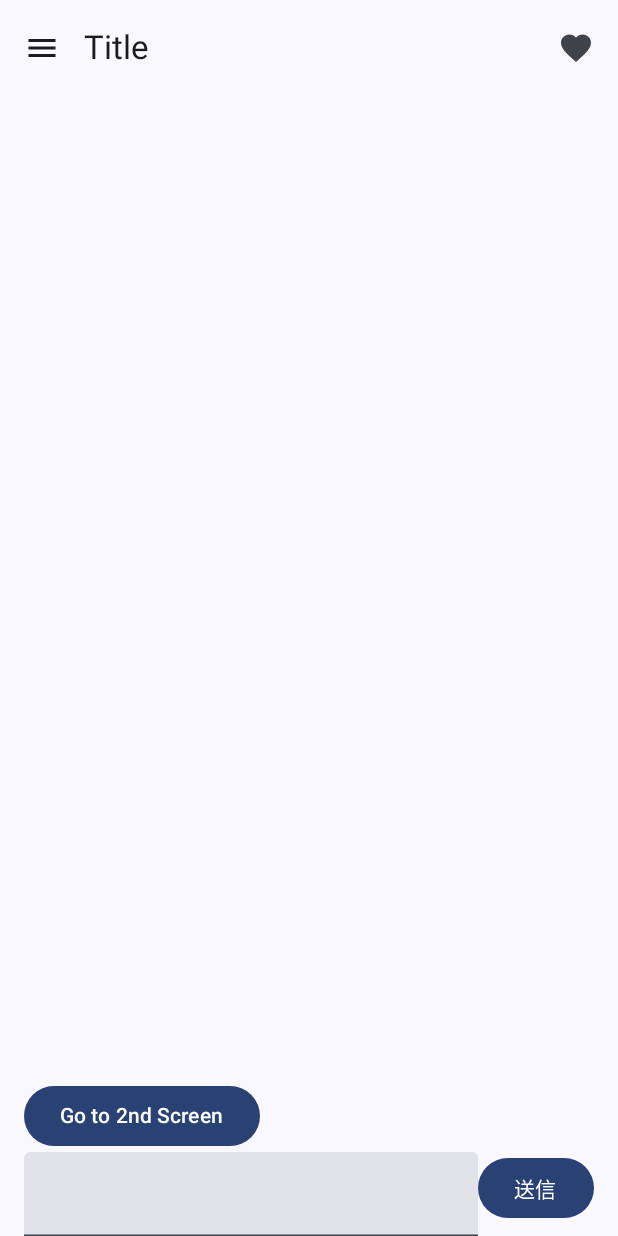
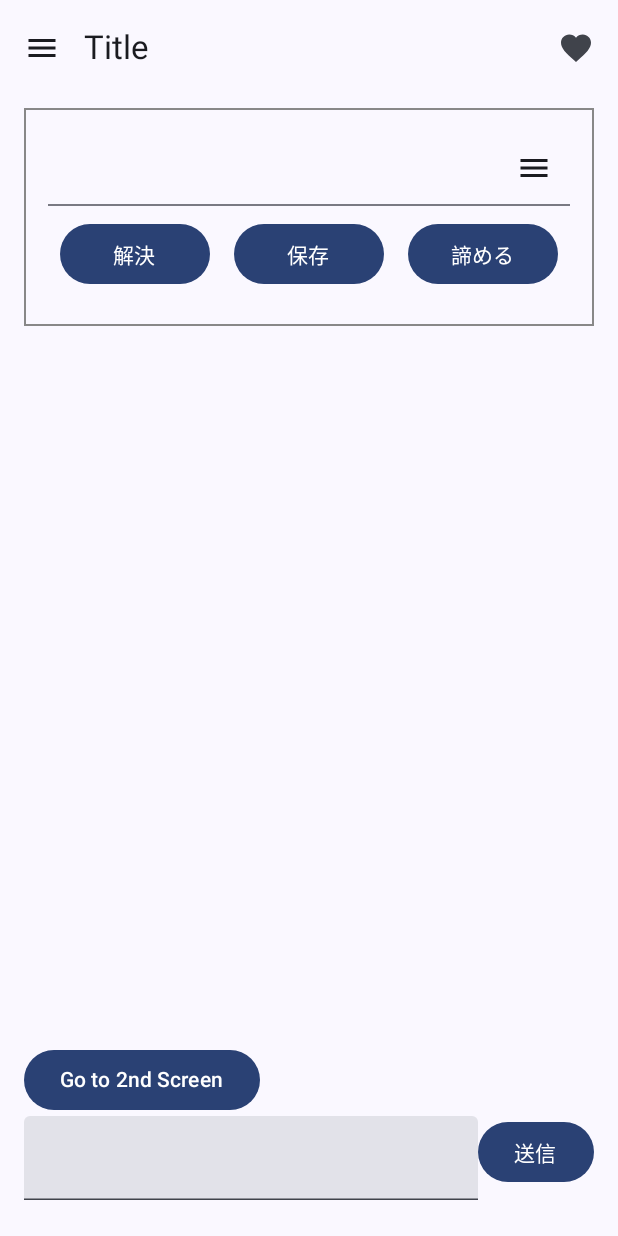
Before and after one commit to ZeNrA000LOVE/stress-table-android, an Android app built with Jetpack Compose: the screen it shows after launch (MainActivity), after a tap on "送信", on a phone screen of 412 x 824 dp. Run offline under Robolectric (Android 15) with nearby library versions, the phone set to English and light mode, and no system bars; our stand-ins replace Dagger/Hilt's generated code.

Commit message:
button　Ui実装

```diff
--- /dev/null
+++ b/app/src/main/java/com/example/stress_table_android/main/ButtonTypes.kt
@@ -0,0 +1,7 @@
+package com.example.stress_table_android.main
+
+enum class ButtonType(val text: String) {
+    SOLUTION("解決"),
+    SAVE("保存"),
+    GIVE_UP("諦める"),
+}
--- a/app/src/main/java/com/example/stress_table_android/main/MainActivity.kt
+++ b/app/src/main/java/com/example/stress_table_android/main/MainActivity.kt
@@ -3,6 +3,10 @@ package com.example.stress_table_android.main
 import android.os.Bundle
 import androidx.activity.ComponentActivity
 import androidx.activity.compose.setContent
+import androidx.compose.animation.AnimatedVisibility
+import androidx.compose.animation.fadeIn
+import androidx.compose.animation.fadeOut
+import androidx.compose.foundation.border
 import androidx.compose.foundation.layout.Arrangement
 import androidx.compose.foundation.layout.Column
 import androidx.compose.foundation.layout.Row
@@ -15,6 +19,7 @@ import androidx.compose.material.icons.Icons
 import androidx.compose.material.icons.filled.Favorite
 import androidx.compose.material.icons.filled.Menu
 import androidx.compose.material3.Button
+import androidx.compose.material3.Divider
 import androidx.compose.material3.ExperimentalMaterial3Api
 import androidx.compose.material3.Icon
 import androidx.compose.material3.IconButton
@@ -23,7 +28,9 @@ import androidx.compose.material3.Text
 import androidx.compose.material3.TextField
 import androidx.compose.material3.TopAppBar
 import androidx.compose.runtime.Composable
+import androidx.compose.ui.Alignment
 import androidx.compose.ui.Modifier
+import androidx.compose.ui.graphics.Color
 import androidx.compose.ui.tooling.preview.Preview
 import androidx.compose.ui.unit.dp
 import androidx.hilt.navigation.compose.hiltViewModel
@@ -81,8 +88,10 @@ fun DisplayNav() {
     // NavHostを作成
     // startDestinationは最初に表示するページ
     // startDestinationは最初に表示するページ
-    NavHost(navController = navController,
-        startDestination = NavGraph.first) {
+    NavHost(
+        navController = navController,
+        startDestination = NavGraph.first
+    ) {
         // 最初に表示するページ
         composable(route = NavGraph.first) {
             FirstScreen(navController = navController)
@@ -108,10 +117,8 @@ fun FirstScreen(navController: NavController) {
             Modifier.weight(1f)
         ) {
             items(uiState.stressTextList) {
-                Column(
-                    Modifier.fillMaxWidth()
-                ) {
-                    Text(text = it)
+                ListItemWithButton(it, uiState) {
+                    viewModel
                 }
             }
         }
@@ -119,28 +126,89 @@ fun FirstScreen(navController: NavController) {
             Text(text = "Go to 2nd Screen")
         }
         SendIconTextField(
-            uiState
-        ) {
-            viewModel.onValueChange(it)
+            uiState,
+            onValueChange = viewModel::onValueChange,
+            onSendText = viewModel::addText
+        )
+    }
+}
+
+@Composable
+fun SelectButtons(
+    uiState: MainUiState,
+    onTypeSelected: () -> Unit
+) {
+    AnimatedVisibility(
+        visible = true,
+        enter = fadeIn(),
+        exit = fadeOut()
+    ) {
+        Row {
+            ButtonType.entries.forEach {
+                Button(
+                    onClick = onTypeSelected,
+                    modifier = Modifier
+                        .padding(8.dp)
+                        .weight(1f)
+                ) {
+                    Text(text = it.text)
+                }
+            }
         }
     }
 }
 
 @Composable
 fun SecondScreen(navController: NavController) {
-    Button(onClick = { navController.navigate(NavGraph.first)}) {
+    Button(onClick = { navController.navigate(NavGraph.first) }) {
         Text(text = "Go to 1st Screen")
+    }
+}
+
+@Composable
+fun ListItemWithButton(
+    text: String,
+    uiState: MainUiState,
+    onTypeSelected: () -> Unit
+) {
+    Column(
+        modifier = Modifier
+            .padding(top = 8.dp)
+            .fillMaxWidth()
+            .border(1.dp, Color.Gray)
+            .padding(16.dp),
+    ) {
+        Row(
+            modifier = Modifier
+                .fillMaxWidth(),
+            verticalAlignment = Alignment.CenterVertically
+        ) {
+            Text(
+                text = text,
+                modifier = Modifier.weight(1f)
+            )
+            IconButton(
+                modifier = Modifier.padding(start = 8.dp),
+                onClick = { /* doSomething() */ }) {
+                Icon(Icons.Filled.Menu, contentDescription = null)
+            }
+        }
+        Divider()
+        SelectButtons(uiState, onTypeSelected)
     }
 }
 
 @Composable
 fun SendIconTextField(
     uiState: MainUiState,
-    onValueChange: (String) -> Unit
+    onValueChange: (String) -> Unit,
+    onSendText: () -> Unit,
 ) {
     Row(
-        modifier = Modifier.fillMaxWidth(),
-        horizontalArrangement = Arrangement.End
+        modifier = Modifier
+            .padding(bottom = 24.dp)
+            .fillMaxWidth(),
+        horizontalArrangement = Arrangement.Center
     ) {
         TextField(
             value = uiState.text,
@@ -148,7 +216,7 @@ fun SendIconTextField(
             modifier = Modifier.weight(1f)
         )
         Button(
-            onClick = { /* 送信ボタンが押された時の処理 */ }
+            onClick = onSendText
         ) {
             Text("送信")
         }
--- a/app/src/main/java/com/example/stress_table_android/main/MainViewModel.kt
+++ b/app/src/main/java/com/example/stress_table_android/main/MainViewModel.kt
@@ -19,4 +19,11 @@ class MainViewModel @Inject constructor(
     fun onValueChange(text: String) {
         uiState = uiState.copy(text = text)
     }
+
+    fun addText() {
+        uiState = uiState.copy(
+            text = "",
+            stressTextList = uiState.stressTextList + uiState.text
+        )
+    }
 }
```
